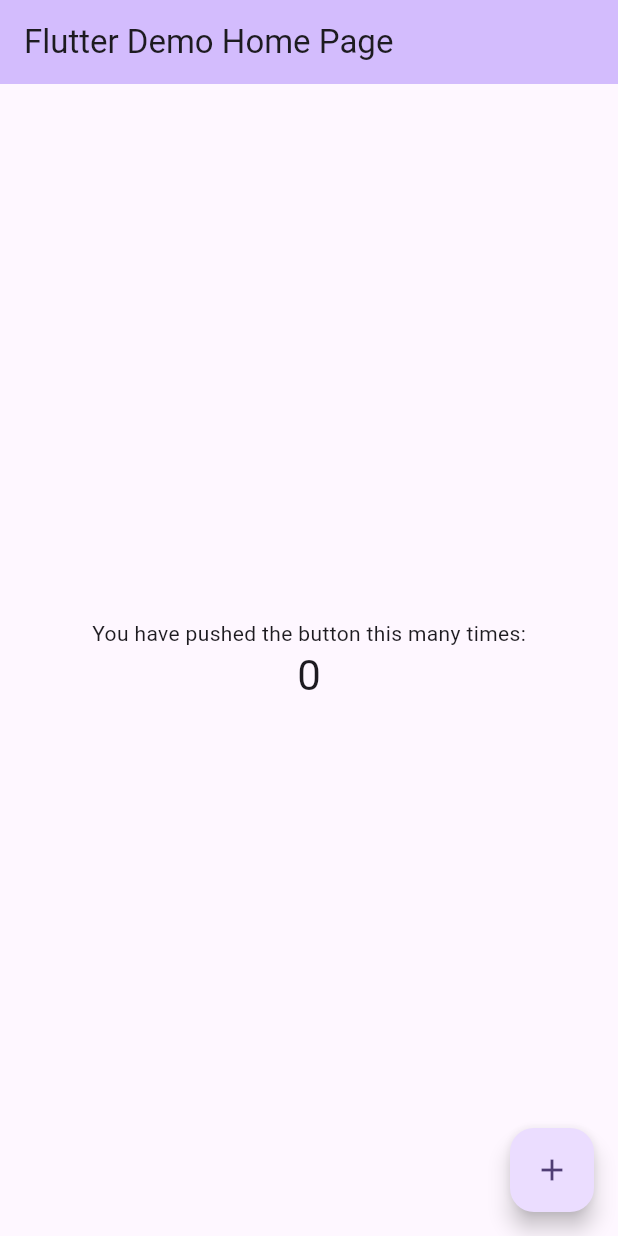
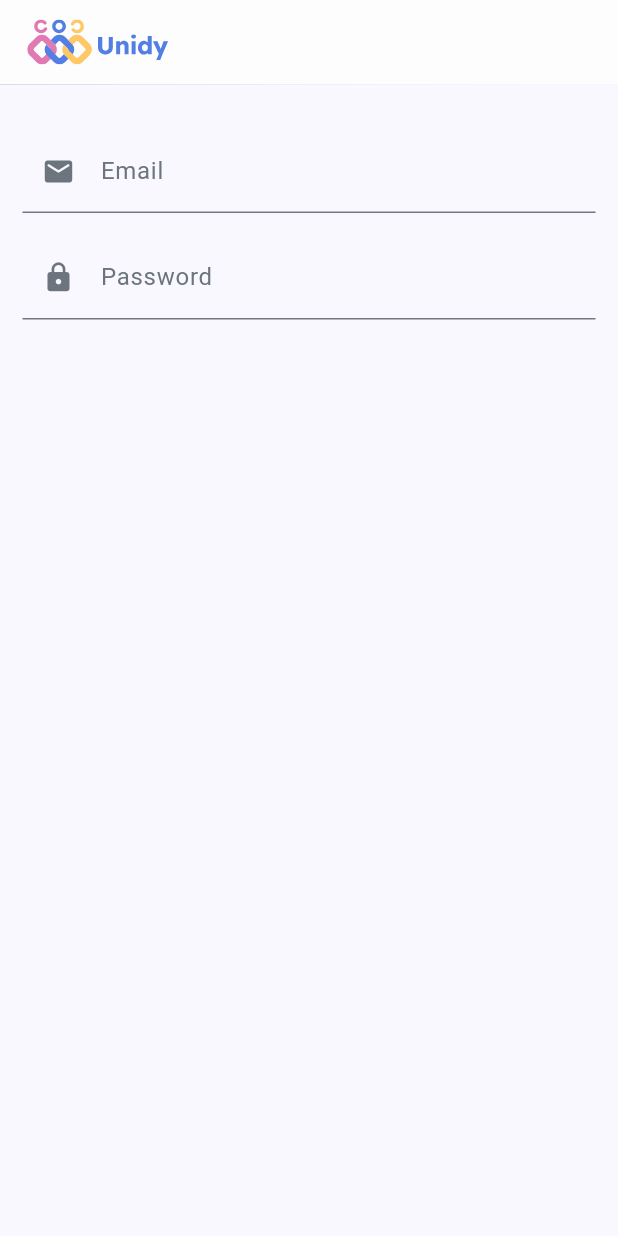
Before and after one commit to thoaikun/unidy_mobile, a Flutter app: the screen it shows after launch, on a phone screen of 412 x 824 dp. Run offline on Flutter 3.47's test engine with Material 2 defaults, Android fonts, the phone set to English and light mode, and no system bars; our stand-ins replace flutter_svg, google_fonts; project files that could hold a hidden picture were left out.

Commit message:
build input, btn update util_font_builders 's methods return type

```diff
--- /dev/null
+++ b/lib/config/config_color_scheme.dart
@@ -0,0 +1,8 @@
+import 'package:flutter/material.dart';
+import 'package:unidy_mobile/config/config_color.dart';
+
+
+ColorScheme unidyColorScheme = ColorScheme.fromSeed(seedColor: PrimaryColor.primary500).copyWith(
+  primary: PrimaryColor.primary500,
+  onBackground: TextColor.textColor900,
+);
--- a/lib/main.dart
+++ b/lib/main.dart
@@ -1,4 +1,7 @@
 import 'package:flutter/material.dart';
+import 'package:flutter_svg/flutter_svg.dart';
+import 'package:unidy_mobile/config/config_color_scheme.dart';
+import 'package:unidy_mobile/widgets/input/input.dart';
 
 void main() {
   runApp(const MyApp());
@@ -13,22 +16,7 @@
     return MaterialApp(
       title: 'Flutter Demo',
       theme: ThemeData(
-        // This is the theme of your application.
-        //
-        // TRY THIS: Try running your application with "flutter run". You'll see
-        // the application has a blue toolbar. Then, without quitting the app,
-        // try changing the seedColor in the colorScheme below to Colors.green
-        // and then invoke "hot reload" (save your changes or press the "hot
-        // reload" button in a Flutter-supported IDE, or press "r" if you used
-        // the command line to start the app).
-        //
-        // Notice that the counter didn't reset back to zero; the application
-        // state is not lost during the reload. To reset the state, use hot
-        // restart instead.
-        //
-        // This works for code too, not just values: Most code changes can be
-        // tested with just a hot reload.
-        colorScheme: ColorScheme.fromSeed(seedColor: Colors.deepPurple),
+        colorScheme: unidyColorScheme,
         useMaterial3: true,
       ),
       home: const MyHomePage(title: 'Flutter Demo Home Page'),
@@ -38,16 +26,6 @@
 
 class MyHomePage extends StatefulWidget {
   const MyHomePage({super.key, required this.title});
-
-  // This widget is the home page of your application. It is stateful, meaning
-  // that it has a State object (defined below) that contains fields that affect
-  // how it looks.
-
-  // This class is the configuration for the state. It holds the values (in this
-  // case the title) provided by the parent (in this case the App widget) and
-  // used by the build method of the State. Fields in a Widget subclass are
-  // always marked "final".
-
   final String title;
 
   @override
@@ -55,19 +33,6 @@
 }
 
 class _MyHomePageState extends State<MyHomePage> {
-  int _counter = 0;
-
-  void _incrementCounter() {
-    setState(() {
-      // This call to setState tells the Flutter framework that something has
-      // changed in this State, which causes it to rerun the build method below
-      // so that the display can reflect the updated values. If we changed
-      // _counter without calling setState(), then the build method would not be
-      // called again, and so nothing would appear to happen.
-      _counter++;
-    });
-  }
-
   @override
   Widget build(BuildContext context) {
     // This method is rerun every time setState is called, for instance as done
@@ -78,48 +43,36 @@
     // than having to individually change instances of widgets.
     return Scaffold(
       appBar: AppBar(
-        // TRY THIS: Try changing the color here to a specific color (to
-        // Colors.amber, perhaps?) and trigger a hot reload to see the AppBar
-        // change color while the other colors stay the same.
-        backgroundColor: Theme.of(context).colorScheme.inversePrimary,
-        // Here we take the value from the MyHomePage object that was created by
-        // the App.build method, and use it to set our appbar title.
-        title: Text(widget.title),
+        elevation: 0.2,
+        backgroundColor: Colors.white,
+        shadowColor: Theme.of(context).colorScheme.shadow,
+        title: SvgPicture.asset(
+          'assets/imgs/logo/logo_2.svg',
+          width: 100,
+          height: 30,
+        ),
       ),
-      body: Center(
-        // Center is a layout widget. It takes a single child and positions it
-        // in the middle of the parent.
+      body: const Padding(
+        padding: EdgeInsets.symmetric(vertical: 30, horizontal: 15),
         child: Column(
-          // Column is also a layout widget. It takes a list of children and
-          // arranges them vertically. By default, it sizes itself to fit its
-          // children horizontally, and tries to be as tall as its parent.
-          //
-          // Column has various properties to control how it sizes itself and
-          // how it positions its children. Here we use mainAxisAlignment to
-          // center the children vertically; the main axis here is the vertical
-          // axis because Columns are vertical (the cross axis would be
-          // horizontal).
-          //
-          // TRY THIS: Invoke "debug painting" (choose the "Toggle Debug Paint"
-          // action in the IDE, or press "p" in the console), to see the
-          // wireframe for each widget.
-          mainAxisAlignment: MainAxisAlignment.center,
-          children: <Widget>[
-            const Text(
-              'You have pushed the button this many times:',
+          mainAxisAlignment: MainAxisAlignment.start,
+          crossAxisAlignment: CrossAxisAlignment.center,
+          children: [
+            Input(
+              label: 'Email',
+              placeholder: 'Nhập email của bạn',
+              icon: Icon(Icons.email_rounded, size: 22,),
             ),
-            Text(
-              '$_counter',
-              style: Theme.of(context).textTheme.headlineMedium,
-            ),
+            SizedBox(height: 15),
+            Input(
+              label: 'Password',
+              type: InputType.password,
+              placeholder: 'Nhập mật khẩu của bạn',
+              icon: Icon(Icons.lock, size: 22,),
+            )
           ],
         ),
-      ),
-      floatingActionButton: FloatingActionButton(
-        onPressed: _incrementCounter,
-        tooltip: 'Increment',
-        child: const Icon(Icons.add),
-      ), // This trailing comma makes auto-formatting nicer for build methods.
+      )
     );
   }
 }
--- a/lib/utils/utils_font._builder.dart
+++ b/lib/utils/utils_font._builder.dart
@@ -11,7 +11,7 @@ class FontBuilder {
     object = GoogleFonts.readexPro(
       fontWeight: option.fontWeight,
       fontSize: option.fontSize,
-      color: option.color
+      color: option.color,
     );
   }
 
@@ -19,20 +19,29 @@ class FontBuilder {
     object = GoogleFonts.readexPro();
   }
 
-  void setColor(Color color) {
+  FontBuilder setColor(Color color) {
     object = object.copyWith(color: color);
+    return this;
   }
 
-  void setFontSize(double size) {
+  FontBuilder setFontSize(double size) {
     object = object.copyWith(fontSize: size);
+    return this;
   }
 
-  void setWeight(FontWeight fontWeight) {
+  FontBuilder setWeight(FontWeight fontWeight) {
     object = object.copyWith(fontWeight: fontWeight);
+    return this;
   }
 
-  void setLineHeight(double lineHeight) {
+  FontBuilder setLineHeight(double lineHeight) {
     object = object.copyWith(height: lineHeight);
+    return this;
+  }
+
+  FontBuilder setLetterSpacing(double value) {
+    object = object.copyWith(letterSpacing: value);
+    return this;
   }
 
   TextStyle get font => object;
--- /dev/null
+++ b/lib/widgets/input/input.dart
@@ -0,0 +1,85 @@
+import 'package:flutter/material.dart';
+import 'package:unidy_mobile/config/config_color.dart';
+import 'package:unidy_mobile/config/config_font.dart';
+import 'package:unidy_mobile/utils/utils_font._builder.dart';
+
+enum InputType {
+  text,
+  password
+}
+
+class Input extends StatelessWidget {
+  final TextEditingController? controller;
+  final InputType type;
+  final Icon? icon;
+  final String label;
+  final String? placeholder;
+  final String value = '';
+  final bool numberKeyboard;
+  final bool autoFocus;
+  final bool readOnly;
+
+  const Input({
+    Key? key,
+    this.controller,
+    this.type = InputType.text,
+    this.icon,
+    required this.label,
+    this.placeholder,
+    this.numberKeyboard = false,
+    this.autoFocus = false,
+    this.readOnly = false
+  }) : super(key: key);
+
+  InputDecoration getInputDecoration() {
+    return InputDecoration(
+      labelText: label,
+      labelStyle: FontBuilder(option: BodyRegular.fs16).setColor(TextColor.textColor300).font,
+      floatingLabelStyle: FontBuilder(option: BodyRegular.fs14).setColor(PrimaryColor.primary500).font,
+
+      hintText: placeholder,
+      hintStyle: FontBuilder(option: BodyRegular.fs16).setLetterSpacing(0.8).setColor(TextColor.textColor200).font,
+
+      prefixIcon: icon,
+      prefixIconColor: MaterialStateColor.resolveWith(
+        (Set<MaterialState> states) {
+          if (states.contains(MaterialState.focused)) {
+            return PrimaryColor.primary500;
+          }
+          return TextColor.textColor300;
+        }
+      ),
+
+      // enabledBorder: OutlineInputBorder(
+      //   borderRadius: BorderRadius.circular(4),
+      //   borderSide: const BorderSide(
+      //     color: TextColor.textColor200,
+      //     width: 1.5,
+      //     style: BorderStyle.solid
+      //   )
+      // ),
+      // focusedBorder: OutlineInputBorder(
+      //   borderRadius: BorderRadius.circular(4),
+      //   borderSide: const BorderSide(
+      //     color: PrimaryColor.primary500,
+      //     width: 1.5,
+      //     style: BorderStyle.solid
+      //   )
+      // )
+    );
+  }
+
+  @override
+  Widget build(BuildContext context){
+    return TextField(
+      controller: controller,
+      decoration: getInputDecoration(),
+      keyboardType: numberKeyboard ? TextInputType.number : TextInputType.text,
+      textAlignVertical: TextAlignVertical.center,
+      style: FontBuilder(option: BodyRegular.fs16).setLetterSpacing(0.8).font,
+      autofocus: autoFocus,
+      readOnly: readOnly,
+      obscureText: type == InputType.password,
+    );
+  }
+}
```
Also changed, not shown: lib/widgets/button/filled_button.dart (added, +52 -0 lines), lib/widgets/button/filled_tonal_button.dart (added, +52 -0 lines), lib/widgets/button/outline_button.dart (added, +44 -0 lines), lib/widgets/button/text_button.dart (added, +41 -0 lines), pubspec.yaml (+7 -1 lines).
